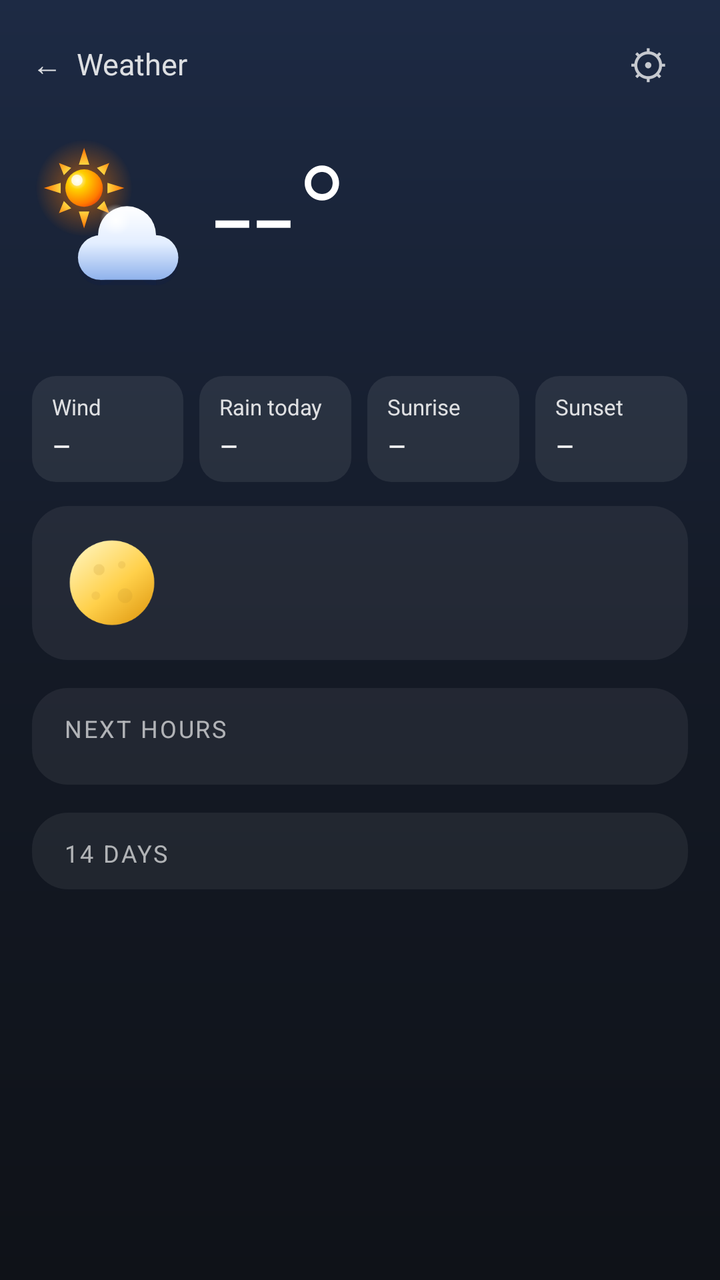
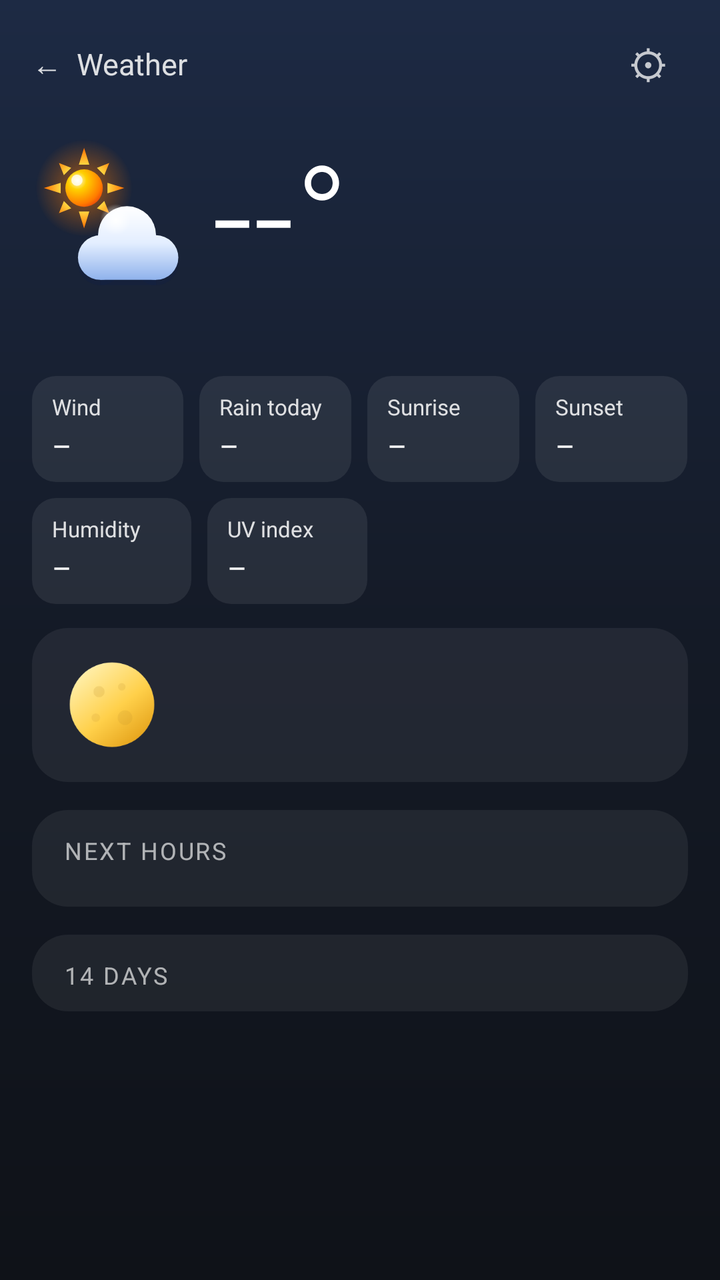

Screens rendered from an Android XML layout before and after an edit, with the pre-edit source and the edit as a unified diff.
<!-- AndroidManifest.xml: activity theme DetailTheme -->
<!-- res/layout/activity_detail.xml -->
<?xml version="1.0" encoding="utf-8"?>
<ScrollView xmlns:android="http://schemas.android.com/apk/res/android"
    android:id="@+id/detail_scroll"
    android:layout_width="match_parent"
    android:layout_height="match_parent"
    android:fitsSystemWindows="true">

    <LinearLayout
        android:layout_width="match_parent"
        android:layout_height="wrap_content"
        android:orientation="vertical"
        android:paddingStart="16dp"
        android:paddingTop="8dp"
        android:paddingEnd="16dp"
        android:paddingBottom="24dp">

        
        <LinearLayout
            android:layout_width="match_parent"
            android:layout_height="48dp"
            android:gravity="center_vertical"
            android:orientation="horizontal">
            <TextView
                android:id="@+id/place_title"
                android:layout_width="0dp"
                android:layout_height="match_parent"
                android:layout_weight="1"
                android:background="?android:attr/selectableItemBackground"
                android:ellipsize="end"
                android:gravity="center_vertical"
                android:maxLines="1"
                android:text="←  Weather"
                android:textColor="#D9FFFFFF"
                android:textSize="15sp" />
            <TextView
                android:id="@+id/updated"
                android:layout_width="wrap_content"
                android:layout_height="match_parent"
                android:background="?android:attr/selectableItemBackground"
                android:gravity="center_vertical"
                android:paddingStart="8dp"
                android:paddingEnd="8dp"
                android:textColor="#BFFFFFFF"
                android:textSize="13sp" />
            <TextView
                android:id="@+id/settings"
                android:layout_width="40dp"
                android:layout_height="match_parent"
                android:background="?android:attr/selectableItemBackground"
                android:contentDescription="Settings"
                android:gravity="center"
                android:text="⚙"
                android:textColor="#BFFFFFFF"
                android:textSize="20sp" />
        </LinearLayout>

        
        <HorizontalScrollView
            android:id="@+id/pills_scroll"
            android:layout_width="match_parent"
            android:layout_height="wrap_content"
            android:layout_marginTop="4dp"
            android:scrollbars="none">
            <LinearLayout
                android:id="@+id/pills_container"
                android:layout_width="wrap_content"
                android:layout_height="wrap_content"
                android:orientation="horizontal" />
        </HorizontalScrollView>

        
        <TextView
            android:id="@+id/home_action"
            android:layout_width="wrap_content"
            android:layout_height="wrap_content"
            android:layout_marginTop="10dp"
            android:paddingStart="12dp"
            android:paddingTop="5dp"
            android:paddingEnd="12dp"
            android:paddingBottom="5dp"
            android:textSize="13sp"
            android:textStyle="bold"
            android:visibility="gone" />

        
        <LinearLayout
            android:layout_width="match_parent"
            android:layout_height="wrap_content"
            android:layout_marginTop="8dp"
            android:gravity="center_vertical"
            android:orientation="horizontal">
            <ImageView
                android:id="@+id/cur_icon"
                android:layout_width="84dp"
                android:layout_height="84dp"
                android:importantForAccessibility="no"
                android:src="@drawable/wx_partly_day" />
            <TextView
                android:id="@+id/cur_temp"
                android:layout_width="wrap_content"
                android:layout_height="wrap_content"
                android:layout_marginStart="6dp"
                android:fontFamily="sans-serif-light"
                android:includeFontPadding="false"
                android:text="--°"
                android:textColor="#FFFFFF"
                android:textSize="72sp" />
            <LinearLayout
                android:layout_width="0dp"
                android:layout_height="wrap_content"
                android:layout_marginStart="8dp"
                android:layout_weight="1"
                android:gravity="end"
                android:orientation="vertical">
                <TextView
                    android:id="@+id/cur_desc"
                    android:layout_width="wrap_content"
                    android:layout_height="wrap_content"
                    android:gravity="end"
                    android:textColor="#FFFFFF"
                    android:textSize="18sp"
                    android:textStyle="bold" />
                <TextView
                    android:id="@+id/cur_feels"
                    android:layout_width="wrap_content"
                    android:layout_height="wrap_content"
                    android:layout_marginTop="2dp"
                    android:textColor="#CCFFFFFF"
                    android:textSize="14sp" />
                <TextView
                    android:id="@+id/cur_hl"
                    android:layout_width="wrap_content"
                    android:layout_height="wrap_content"
                    android:textColor="#CCFFFFFF"
                    android:textSize="14sp" />
            </LinearLayout>
        </LinearLayout>

        <TextView
            android:id="@+id/detail_dots"
            android:layout_width="match_parent"
            android:layout_height="wrap_content"
            android:layout_marginTop="6dp"
            android:gravity="center"
            android:textColor="#FFFFFF"
            android:textSize="10sp" />

        <LinearLayout
            android:layout_width="match_parent"
            android:layout_height="wrap_content"
            android:layout_marginTop="16dp"
            android:layout_marginEnd="-8dp"
            android:orientation="horizontal">
            <LinearLayout
                android:layout_width="0dp"
                android:layout_height="wrap_content"
                android:layout_marginEnd="8dp"
                android:layout_weight="1"
                android:background="@drawable/detail_chip"
                android:orientation="vertical"
                android:paddingStart="10dp"
                android:paddingTop="8dp"
                android:paddingEnd="6dp"
                android:paddingBottom="8dp">
                <TextView style="@style/DetailChipLabel" android:layout_width="wrap_content" android:layout_height="wrap_content" android:text="Wind" />
                <TextView android:id="@+id/chip_wind" style="@style/DetailChipValue" android:layout_width="wrap_content" android:layout_height="wrap_content" android:text="–" />
            </LinearLayout>
            <LinearLayout
                android:layout_width="0dp"
                android:layout_height="wrap_content"
                android:layout_marginEnd="8dp"
                android:layout_weight="1"
                android:background="@drawable/detail_chip"
                android:orientation="vertical"
                android:paddingStart="10dp"
                android:paddingTop="8dp"
                android:paddingEnd="6dp"
                android:paddingBottom="8dp">
                <TextView style="@style/DetailChipLabel" android:layout_width="wrap_content" android:layout_height="wrap_content" android:text="Rain today" />
                <TextView android:id="@+id/chip_rain" style="@style/DetailChipValue" android:layout_width="wrap_content" android:layout_height="wrap_content" android:text="–" />
            </LinearLayout>
            <LinearLayout
                android:layout_width="0dp"
                android:layout_height="wrap_content"
                android:layout_marginEnd="8dp"
                android:layout_weight="1"
                android:background="@drawable/detail_chip"
                android:orientation="vertical"
                android:paddingStart="10dp"
                android:paddingTop="8dp"
                android:paddingEnd="6dp"
                android:paddingBottom="8dp">
                <TextView style="@style/DetailChipLabel" android:layout_width="wrap_content" android:layout_height="wrap_content" android:text="Sunrise" />
                <TextView android:id="@+id/chip_sunrise" style="@style/DetailChipValue" android:layout_width="wrap_content" android:layout_height="wrap_content" android:text="–" />
            </LinearLayout>
            <LinearLayout
                android:layout_width="0dp"
                android:layout_height="wrap_content"
                android:layout_marginEnd="8dp"
                android:layout_weight="1"
                android:background="@drawable/detail_chip"
                android:orientation="vertical"
                android:paddingStart="10dp"
                android:paddingTop="8dp"
                android:paddingEnd="6dp"
                android:paddingBottom="8dp">
                <TextView style="@style/DetailChipLabel" android:layout_width="wrap_content" android:layout_height="wrap_content" android:text="Sunset" />
                <TextView android:id="@+id/chip_sunset" style="@style/DetailChipValue" android:layout_width="wrap_content" android:layout_height="wrap_content" android:text="–" />
            </LinearLayout>
        </LinearLayout>

        
        <LinearLayout
            android:layout_width="match_parent"
            android:layout_height="wrap_content"
            android:layout_marginTop="12dp"
            android:background="@drawable/detail_card"
            android:gravity="center_vertical"
            android:orientation="horizontal"
            android:paddingStart="14dp"
            android:paddingTop="10dp"
            android:paddingEnd="14dp"
            android:paddingBottom="10dp">
            <ImageView
                android:id="@+id/moon_card_icon"
                android:layout_width="52dp"
                android:layout_height="52dp"
                android:importantForAccessibility="no"
                android:src="@drawable/moon_08" />
            <LinearLayout
                android:layout_width="0dp"
                android:layout_height="wrap_content"
                android:layout_marginStart="14dp"
                android:layout_weight="1"
                android:orientation="vertical">
                <TextView
                    android:id="@+id/moon_card_name"
                    android:layout_width="wrap_content"
                    android:layout_height="wrap_content"
                    android:textColor="#FFFFFF"
                    android:textSize="16sp"
                    android:textStyle="bold" />
                <TextView
                    android:id="@+id/moon_card_lit"
                    android:layout_width="wrap_content"
                    android:layout_height="wrap_content"
                    android:textColor="#E6FFFFFF"
                    android:textSize="14sp" />
                <TextView
                    android:id="@+id/moon_card_next"
                    android:layout_width="wrap_content"
                    android:layout_height="wrap_content"
                    android:textColor="#99FFFFFF"
                    android:textSize="12sp" />
            </LinearLayout>
        </LinearLayout>

        
        <LinearLayout
            android:id="@+id/air_card"
            android:layout_width="match_parent"
            android:layout_height="wrap_content"
            android:layout_marginTop="12dp"
            android:background="@drawable/detail_card"
            android:orientation="vertical"
            android:paddingStart="14dp"
            android:paddingTop="12dp"
            android:paddingEnd="14dp"
            android:paddingBottom="12dp"
            android:visibility="gone" />

        
        <LinearLayout
            android:layout_width="match_parent"
            android:layout_height="wrap_content"
            android:layout_marginTop="14dp"
            android:background="@drawable/detail_card"
            android:orientation="vertical"
            android:paddingTop="12dp"
            android:paddingBottom="12dp">
            <TextView
                style="@style/DetailCardTitle"
                android:layout_width="wrap_content"
                android:layout_height="wrap_content"
                android:layout_marginStart="16dp"
                android:layout_marginBottom="8dp"
                android:text="Next hours" />
            <HorizontalScrollView
                android:layout_width="match_parent"
                android:layout_height="wrap_content"
                android:scrollbars="none">
                <LinearLayout
                    android:id="@+id/hours_container"
                    android:layout_width="wrap_content"
                    android:layout_height="wrap_content"
                    android:orientation="horizontal"
                    android:paddingStart="6dp"
                    android:paddingEnd="6dp" />
            </HorizontalScrollView>
        </LinearLayout>

        
        <LinearLayout
            android:layout_width="match_parent"
            android:layout_height="wrap_content"
            android:layout_marginTop="14dp"
            android:background="@drawable/detail_card"
            android:orientation="vertical"
            android:paddingStart="12dp"
            android:paddingTop="12dp"
            android:paddingEnd="12dp"
            android:paddingBottom="6dp">
            <TextView
                style="@style/DetailCardTitle"
                android:layout_width="wrap_content"
                android:layout_height="wrap_content"
                android:layout_marginStart="4dp"
                android:layout_marginBottom="4dp"
                android:text="14 days" />
            <LinearLayout
                android:id="@+id/days_container"
                android:layout_width="match_parent"
                android:layout_height="wrap_content"
                android:orientation="vertical" />
        </LinearLayout>

        <TextView
            android:id="@+id/data_source"
            android:layout_width="match_parent"
            android:layout_height="wrap_content"
            android:layout_marginTop="14dp"
            android:alpha="0.45"
            android:gravity="center"
            android:textColor="#FFFFFF"
            android:textSize="11sp" />
    </LinearLayout>
</ScrollView>
<!-- resources referenced by this layout -->
<resources>
  <!-- drawable detail_card (drawable) -->
  <?xml version="1.0" encoding="utf-8"?>
  <shape xmlns:android="http://schemas.android.com/apk/res/android" android:shape="rectangle">
      <solid android:color="#10FFFFFF" />
      <corners android:radius="18dp" />
  </shape>
  <!-- drawable detail_chip (drawable) -->
  <?xml version="1.0" encoding="utf-8"?>
  <shape xmlns:android="http://schemas.android.com/apk/res/android" android:shape="rectangle">
      <solid android:color="#14FFFFFF" />
      <corners android:radius="12dp" />
  </shape>
  <!-- drawable moon_08 (drawable) -->
  <?xml version="1.0" encoding="utf-8"?>
  <vector xmlns:android="http://schemas.android.com/apk/res/android"
      xmlns:aapt="http://schemas.android.com/aapt"
      android:width="64dp" android:height="64dp"
      android:viewportWidth="64" android:viewportHeight="64">
      <path android:fillColor="#3A4466" android:fillAlpha="0.9" android:pathData="M6,32 a26,26 0 1,0 52,0 a26,26 0 1,0 -52,0 Z" />
      <path android:pathData="M32,6 A26,26 0 0,1 32,58 A26.00,26 0 0,1 32,6 Z">
          <aapt:attr name="android:fillColor">
              <gradient android:type="linear" android:startX="12" android:startY="8" android:endX="52" android:endY="58">
                  <item android:offset="0" android:color="#FFFFF3B8" />
                  <item android:offset="0.55" android:color="#FFFFD04A" />
                  <item android:offset="1" android:color="#FFE09A12" />
              </gradient>
          </aapt:attr>
      </path>
      <path android:fillColor="#B8862A" android:fillAlpha="0.18" android:pathData="M20.6,24 a3.4,3.4 0 1,0 6.8,0 a3.4,3.4 0 1,0 -6.8,0 Z" />
      <path android:fillColor="#B8862A" android:fillAlpha="0.15" android:pathData="M35.5,40 a4.5,4.5 0 1,0 9,0 a4.5,4.5 0 1,0 -9,0 Z" />
      <path android:fillColor="#B8862A" android:fillAlpha="0.15" android:pathData="M35.7,21 a2.3,2.3 0 1,0 4.6,0 a2.3,2.3 0 1,0 -4.6,0 Z" />
      <path android:fillColor="#B8862A" android:fillAlpha="0.14" android:pathData="M19.4,40 a2.6,2.6 0 1,0 5.2,0 a2.6,2.6 0 1,0 -5.2,0 Z" />
  </vector>
  <!-- drawable wx_partly_day: vector/xml drawable (drawable, 5860 chars, omitted) -->
  <style name="DetailCardTitle">
          <item name="android:textColor">#A6FFFFFF</item>
          <item name="android:textSize">12sp</item>
          <item name="android:letterSpacing">0.08</item>
          <item name="android:textAllCaps">true</item>
      </style>
  <style name="DetailChipLabel">
          <item name="android:textColor">#D9FFFFFF</item>
          <item name="android:textSize">11sp</item>
      </style>
  <style name="DetailChipValue">
          <item name="android:textColor">#FFFFFF</item>
          <item name="android:textSize">15sp</item>
          <item name="android:layout_marginTop">2dp</item>
          <item name="android:maxLines">1</item>
      </style>
  <style name="DetailTheme" parent="android:Theme.Material.NoActionBar">
          <item name="android:windowBackground">@drawable/detail_bg</item>
          <item name="android:statusBarColor">#1D2A44</item>
          <item name="android:navigationBarColor">#0F1218</item>
          <item name="android:colorAccent">#7CA8E8</item>
      </style>
  <!-- drawable detail_bg (drawable) -->
  <?xml version="1.0" encoding="utf-8"?>
  <shape xmlns:android="http://schemas.android.com/apk/res/android" android:shape="rectangle">
      <gradient android:angle="270" android:startColor="#1D2A44" android:centerColor="#141A26" android:endColor="#0F1218" />
  </shape>
</resources>

<!-- the commit's change to res/layout/activity_detail.xml (unified diff, before → after) -->
@@ -207,6 +207,44 @@
                 <TextView style="@style/DetailChipLabel" android:layout_width="wrap_content" android:layout_height="wrap_content" android:text="Sunset" />
                 <TextView android:id="@+id/chip_sunset" style="@style/DetailChipValue" android:layout_width="wrap_content" android:layout_height="wrap_content" android:text="–" />
             </LinearLayout>
+        </LinearLayout>
+
+        <LinearLayout
+            android:layout_width="match_parent"
+            android:layout_height="wrap_content"
+            android:layout_marginTop="8dp"
+            android:layout_marginEnd="-8dp"
+            android:orientation="horizontal">
+            <LinearLayout
+                android:layout_width="0dp"
+                android:layout_height="wrap_content"
+                android:layout_marginEnd="8dp"
+                android:layout_weight="1"
+                android:background="@drawable/detail_chip"
+                android:orientation="vertical"
+                android:paddingStart="10dp"
+                android:paddingTop="8dp"
+                android:paddingEnd="6dp"
+                android:paddingBottom="8dp">
+                <TextView style="@style/DetailChipLabel" android:layout_width="wrap_content" android:layout_height="wrap_content" android:text="Humidity" />
+                <TextView android:id="@+id/chip_humidity" style="@style/DetailChipValue" android:layout_width="wrap_content" android:layout_height="wrap_content" android:text="–" />
+            </LinearLayout>
+            <LinearLayout
+                android:id="@+id/chip_uv_container"
+                android:layout_width="0dp"
+                android:layout_height="wrap_content"
+                android:layout_marginEnd="8dp"
+                android:layout_weight="1"
+                android:background="@drawable/detail_chip"
+                android:orientation="vertical"
+                android:paddingStart="10dp"
+                android:paddingTop="8dp"
+                android:paddingEnd="6dp"
+                android:paddingBottom="8dp">
+                <TextView style="@style/DetailChipLabel" android:layout_width="wrap_content" android:layout_height="wrap_content" android:text="UV index" />
+                <TextView android:id="@+id/chip_uv" style="@style/DetailChipValue" android:layout_width="wrap_content" android:layout_height="wrap_content" android:text="–" />
+            </LinearLayout>
+            <View android:layout_width="0dp" android:layout_height="0dp" android:layout_weight="2" />
         </LinearLayout>
 
         
